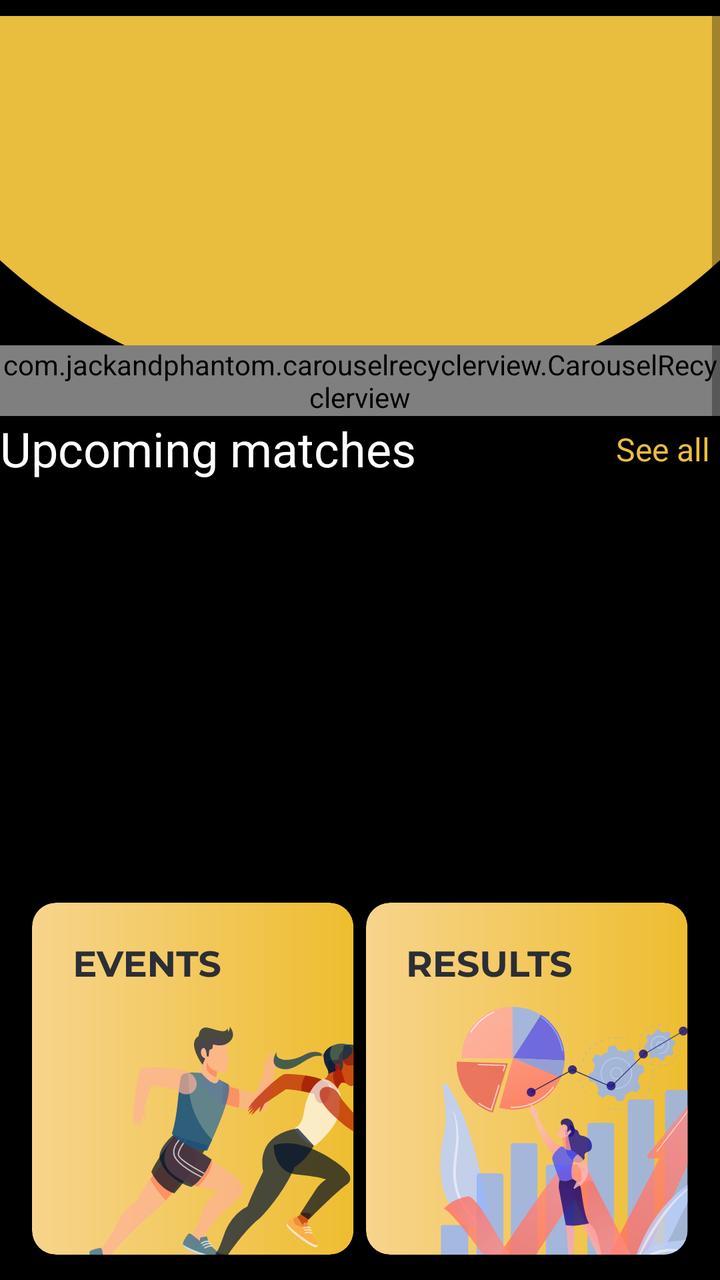
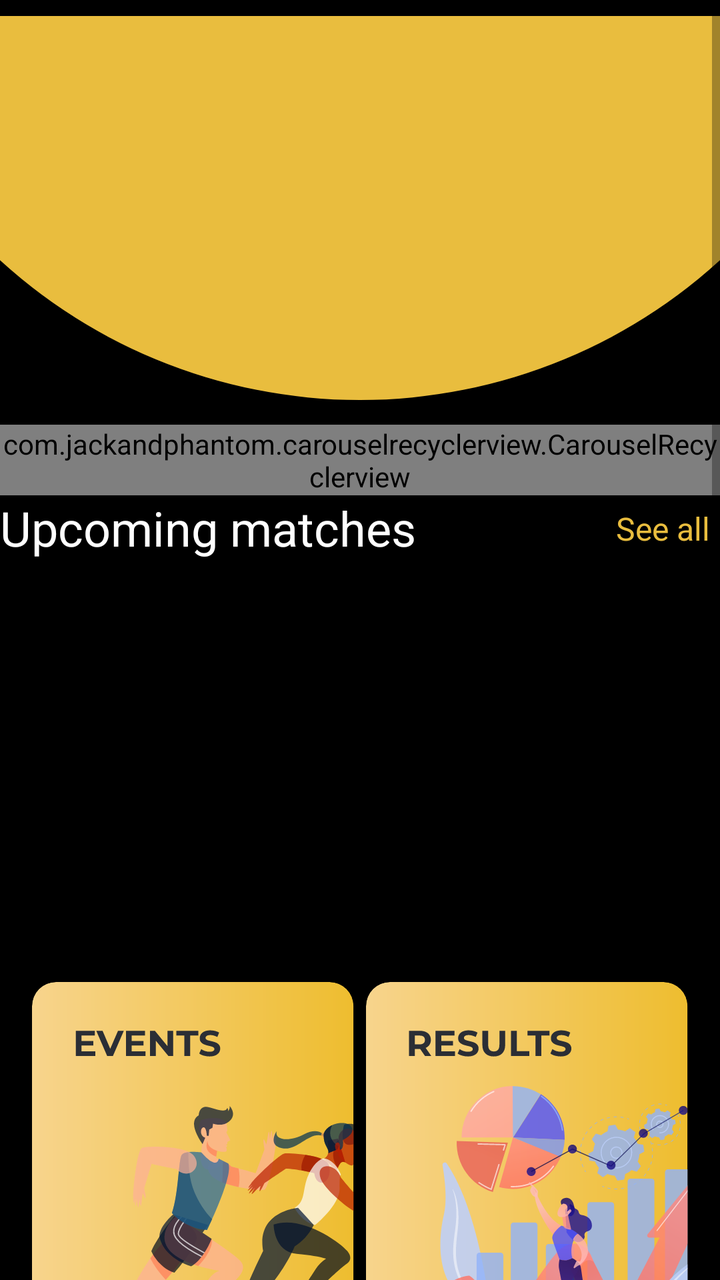

Screens rendered from an Android XML layout before and after an edit, with the pre-edit source and the edit as a unified diff.
<!-- AndroidManifest.xml: application theme Theme.NavigationDrawer -->
<!-- res/layout/fragment_home.xml -->
<?xml version="1.0" encoding="utf-8"?>
<ScrollView xmlns:android="http://schemas.android.com/apk/res/android"
    xmlns:app="http://schemas.android.com/apk/res-auto"
    xmlns:tools="http://schemas.android.com/tools"
    android:layout_width="match_parent"
    android:layout_height="wrap_content"
    android:orientation="vertical"
    android:background="@color/black"
    tools:context=".Fragment.Home">

    <LinearLayout
        android:layout_width="match_parent"
        android:layout_height="wrap_content"
        android:orientation="vertical">
        <androidx.constraintlayout.widget.ConstraintLayout
            android:layout_width="match_parent"
            android:layout_height="match_parent">

            <ImageView
                android:id="@+id/imageView11"
                android:layout_width="wrap_content"
                android:layout_height="wrap_content"
                android:src="@drawable/ellipse_172__1_"
                app:layout_constraintEnd_toEndOf="parent"
                app:layout_constraintStart_toStartOf="parent"
                app:layout_constraintTop_toTopOf="parent" />

            <com.jackandphantom.carouselrecyclerview.CarouselRecyclerview
                android:id="@+id/live_match"
                android:layout_width="wrap_content"
                android:layout_height="wrap_content"
                app:layout_constraintEnd_toEndOf="parent"
                app:layout_constraintStart_toStartOf="parent"
                android:layout_marginBottom="-40dp="
                app:layout_constraintBottom_toBottomOf="@+id/imageView11"
                tools:listitem="@layout/live_match_rv"/>
        </androidx.constraintlayout.widget.ConstraintLayout>

        <androidx.constraintlayout.widget.ConstraintLayout
            android:layout_width="match_parent"
            android:layout_height="wrap_content"
            android:orientation="horizontal">

            <TextView
                android:id="@+id/textView6"
                android:layout_width="wrap_content"
                android:layout_height="wrap_content"
                android:text="Upcoming matches"
                android:textColor="@color/white"
                android:textSize="24sp"
                app:layout_constraintStart_toStartOf="parent"
                app:layout_constraintTop_toTopOf="parent" />

            <TextView
                android:layout_width="wrap_content"
                android:layout_height="wrap_content"
                android:text="See all"
                android:textColor="#E9BD3E"
                android:layout_margin="5dp"
                android:textSize="16sp"
                app:layout_constraintBottom_toBottomOf="parent"
                app:layout_constraintEnd_toEndOf="parent" />
        </androidx.constraintlayout.widget.ConstraintLayout>

        <androidx.recyclerview.widget.RecyclerView
            android:id="@+id/upcoming_matches"
            android:layout_width="wrap_content"
            android:layout_height="200dp"
            tools:listitem="@layout/upcoming_matches_rv"
            android:layout_marginLeft="20dp"/>
        <androidx.constraintlayout.widget.ConstraintLayout
            android:layout_width="match_parent"
            android:layout_height="wrap_content">

            <ImageView
                android:id="@+id/events"
                android:layout_width="wrap_content"
                android:layout_height="wrap_content"
                android:src="@drawable/frame_289336_1"
                app:layout_constraintBottom_toBottomOf="parent"
                app:layout_constraintStart_toStartOf="parent"
                app:layout_constraintTop_toTopOf="parent"
                android:layout_marginLeft="5dp"/>

            <ImageView
                android:id="@+id/results"
                android:layout_width="wrap_content"
                android:layout_height="wrap_content"
                android:src="@drawable/frame_289337_2x"
                app:layout_constraintEnd_toEndOf="parent"
                android:layout_marginRight="5dp"/>
        </androidx.constraintlayout.widget.ConstraintLayout>
        <androidx.constraintlayout.widget.ConstraintLayout
            android:layout_width="match_parent"
            android:layout_height="wrap_content">

            <ImageView
                android:id="@+id/leaderboard"
                android:layout_width="match_parent"
                android:layout_height="wrap_content"
                android:src="@drawable/frame_289338"
                app:layout_constraintEnd_toEndOf="parent"
                app:layout_constraintStart_toStartOf="parent" />
        </androidx.constraintlayout.widget.ConstraintLayout>

    </LinearLayout>

</ScrollView>
<!-- res/layout/live_match_rv.xml (included above) -->
<?xml version="1.0" encoding="utf-8"?>
<androidx.constraintlayout.widget.ConstraintLayout xmlns:android="http://schemas.android.com/apk/res/android"
    xmlns:app="http://schemas.android.com/apk/res-auto"
    android:layout_width="wrap_content"
    android:layout_height="wrap_content"
    android:layout_marginHorizontal="10dp"
    android:layout_marginVertical="10dp">

    <androidx.cardview.widget.CardView
        android:id="@+id/card_view"
        android:layout_width="380dp"
        android:layout_height="180dp"
        app:cardBackgroundColor="#363636"
        app:cardCornerRadius="15dp"
        app:cardElevation="5dp"
        app:layout_constraintBottom_toBottomOf="parent"
        app:layout_constraintEnd_toEndOf="parent"
        app:layout_constraintStart_toStartOf="parent">



        <LinearLayout
            android:layout_width="match_parent"
            android:layout_height="45dp"
            android:orientation="horizontal"
            android:padding="10dp"
            android:weightSum="1">

            <TextView
                android:id="@+id/matchName"
                android:layout_width="0dp"
                android:layout_height="wrap_content"
                android:layout_gravity="center_vertical"
                android:layout_weight="0.7"
                android:fontFamily="@font/poppins_semibold"
                android:text="Football match-1"
                android:textAllCaps="true"
                android:textColor="@color/white"
                android:textSize="20sp" />

            <com.airbnb.lottie.LottieAnimationView
                android:id="@+id/liveLottie"
                android:layout_width="0dp"
                android:layout_height="wrap_content"
                android:layout_gravity="center_vertical|end"
                android:layout_weight="0.3"
                android:visibility="invisible"
                app:lottie_autoPlay="true"
                app:lottie_loop="true"
                app:lottie_rawRes="@raw/live" />
        </LinearLayout>

        <LinearLayout
            android:layout_width="match_parent"
            android:layout_height="wrap_content"
            android:layout_marginTop="60dp"
            android:orientation="vertical"/>

        <LinearLayout
            android:layout_width="match_parent"
            android:layout_height="wrap_content"
            android:layout_marginTop="60dp"
            android:orientation="horizontal"
            android:weightSum="1">

            <LinearLayout
                android:layout_width="0dp"
                android:layout_height="wrap_content"
                android:layout_weight="0.4"
                android:orientation="vertical">

                <ImageView
                    android:id="@+id/clgImg1"
                    android:layout_width="match_parent"
                    android:layout_height="80dp"
                    android:scaleType="fitCenter"
                    android:src="@drawable/iiita" />

                <TextView
                    android:id="@+id/clgName1"
                    android:layout_width="match_parent"
                    android:layout_height="wrap_content"
                    android:layout_marginTop="5dp"
                    android:gravity="center"
                    android:text="IIITA"
                    android:textAllCaps="true"
                    android:textColor="@color/white" />


            </LinearLayout>



            <LinearLayout
                android:layout_width="0dp"
                android:layout_height="wrap_content"
                android:layout_weight="0.2"
                android:orientation="horizontal">

                <TextView
                    android:layout_width="0dp"
                    android:layout_height="wrap_content"
                    android:layout_gravity="center_vertical"
                    android:layout_weight="0.2"
                    android:fontFamily="@font/poppins_medium"
                    android:gravity="center"
                    android:text="3 "
                    android:paddingBottom="20dp"
                    android:textColor="@color/white"
                    android:textSize="24dp" />

                <LinearLayout
                    android:layout_width="0dp"
                    android:layout_height="wrap_content"
                    android:layout_weight="0.4"
                    android:orientation="vertical">

                <TextView
                    android:layout_width="30dp"
                    android:layout_height="wrap_content"
                    android:layout_gravity="bottom"
                    android:layout_weight="0.2"
                    android:fontFamily="@font/poppins_medium"
                    android:gravity="center"
                    android:text="-"
                    android:textSize="40dp"
                    android:textColor="@color/white" />


                    <TextView
                        android:layout_width="wrap_content"
                        android:layout_height="wrap_content"
                        android:gravity="center"
                        android:text="50:00"
                        android:textSize="14dp"
                        android:textAlignment="center"
                        android:textColor="#959595"/>


                </LinearLayout>
                <TextView
                    android:layout_width="0dp"
                    android:layout_height="wrap_content"
                    android:layout_gravity="center_vertical"
                    android:layout_weight="0.2"
                    android:fontFamily="@font/poppins_medium"
                    android:gravity="center"
                    android:text=" 1"
                    android:textSize="24dp"
                    android:paddingBottom="20dp"
                    android:textColor="@color/white" />


            </LinearLayout>

            <LinearLayout
                android:layout_width="0dp"
                android:layout_height="wrap_content"
                android:layout_weight="0.4"
                android:orientation="vertical">

                <ImageView
                    android:id="@+id/clgImg2"
                    android:layout_width="match_parent"
                    android:layout_height="80dp"
                    android:scaleType="fitCenter"
                    android:src="@drawable/iiita" />

                <TextView
                    android:id="@+id/clgName2"
                    android:layout_width="match_parent"
                    android:layout_height="wrap_content"
                    android:layout_marginTop="5dp"
                    android:gravity="center"
                    android:text="IIITA"
                    android:textAllCaps="true"
                    android:textColor="@color/white" />
            </LinearLayout>


        </LinearLayout>

        <LinearLayout
            android:layout_width="match_parent"
            android:layout_height="wrap_content"
            android:orientation="vertical"
            android:layout_gravity="bottom|center_horizontal">

            <TextView
                android:id="@+id/centerBottomTextView"
                android:layout_width="wrap_content"
                android:layout_height="wrap_content"
                android:text="INTER IIIT 2024"
                android:layout_gravity="center_horizontal"
                android:background="@drawable/rounded_background"
                android:textColor="@color/black"
                android:textSize="16sp"
                android:padding="2dp"/>

        </LinearLayout>


    </androidx.cardview.widget.CardView>

</androidx.constraintlayout.widget.ConstraintLayout>
<!-- res/layout/upcoming_matches_rv.xml (included above) -->
<androidx.constraintlayout.widget.ConstraintLayout xmlns:android="http://schemas.android.com/apk/res/android"
    xmlns:app="http://schemas.android.com/apk/res-auto"
    android:layout_width="wrap_content"
    android:layout_height="wrap_content"
    android:layout_marginHorizontal="10dp"
    android:layout_marginVertical="10dp">

    <androidx.cardview.widget.CardView
        android:layout_width="350dp"
        android:layout_height="180dp"
        app:cardBackgroundColor="#363636"
        app:cardCornerRadius="15dp"
        app:cardElevation="5dp">

        <LinearLayout
            android:layout_width="match_parent"
            android:layout_height="45dp"
            android:orientation="horizontal"
            android:padding="10dp"
            android:weightSum="1">

            <TextView
                android:id="@+id/matchName"
                android:layout_width="0dp"
                android:layout_height="wrap_content"
                android:layout_gravity="center_vertical"
                android:layout_weight="0.7"
                android:fontFamily="@font/poppins_semibold"
                android:text="Football match-1"
                android:textAllCaps="true"
                android:textColor="@color/white"
                android:textSize="20sp" />

            <com.airbnb.lottie.LottieAnimationView
                android:id="@+id/liveLottie"
                android:layout_width="0dp"
                android:layout_height="wrap_content"
                android:layout_gravity="center_vertical|end"
                android:layout_weight="0.3"
                android:visibility="invisible"
                app:lottie_autoPlay="true"
                app:lottie_loop="true"
                app:lottie_rawRes="@raw/live" />
        </LinearLayout>

        <LinearLayout
            android:layout_width="match_parent"
            android:layout_height="wrap_content"
            android:layout_marginTop="60dp"
            android:orientation="vertical"/>

        <LinearLayout
            android:layout_width="match_parent"
            android:layout_height="wrap_content"
            android:layout_marginTop="60dp"
            android:orientation="horizontal"
            android:weightSum="1">

            <LinearLayout
                android:layout_width="0dp"
                android:layout_height="wrap_content"
                android:layout_weight="0.4"
                android:orientation="vertical">

                <ImageView
                    android:id="@+id/clgImg1"
                    android:layout_width="match_parent"
                    android:layout_height="80dp"
                    android:scaleType="fitCenter"
                    android:src="@drawable/iiita" />

                <TextView
                    android:id="@+id/clgName1"
                    android:layout_width="match_parent"
                    android:layout_height="wrap_content"
                    android:layout_marginTop="5dp"
                    android:gravity="center"
                    android:text="IIITA"
                    android:textAllCaps="true"
                    android:textColor="@color/white" />
            </LinearLayout>


            <TextView
                android:layout_width="0dp"
                android:layout_height="wrap_content"
                android:layout_gravity="center_vertical"
                android:layout_weight="0.2"
                android:fontFamily="@font/poppins_medium"
                android:gravity="center"
                android:text="VS"
                android:textColor="#959595"
                android:textSize="16sp" />

            <LinearLayout
                android:layout_width="0dp"
                android:layout_height="wrap_content"
                android:layout_weight="0.4"
                android:orientation="vertical">

                <ImageView
                    android:id="@+id/clgImg2"
                    android:layout_width="match_parent"
                    android:layout_height="80dp"
                    android:scaleType="fitCenter"
                    android:src="@drawable/iiita" />

                <TextView
                    android:id="@+id/clgName2"
                    android:layout_width="match_parent"
                    android:layout_height="wrap_content"
                    android:layout_marginTop="5dp"
                    android:gravity="center"
                    android:text="IIITA"
                    android:textAllCaps="true"
                    android:textColor="@color/white" />
            </LinearLayout>

        </LinearLayout>

    </androidx.cardview.widget.CardView>

</androidx.constraintlayout.widget.ConstraintLayout>
<!-- resources referenced by this layout -->
<resources>
  <color name="black">#FF000000</color>
  <color name="white">#FFFFFFFF</color>
  <!-- drawable ellipse_172__1_ (drawable) -->
  <vector xmlns:android="http://schemas.android.com/apk/res/android"
      android:width="390dp"
      android:height="208dp"
      android:viewportWidth="390"
      android:viewportHeight="208">
    <path
        android:pathData="M195,-81m-289,0a289,289 0,1 1,578 0a289,289 0,1 1,-578 0"
        android:fillColor="#E9BD3E"/>
  </vector>
  <!-- drawable frame_289336_1: vector/xml drawable (drawable, 21163 chars, omitted) -->
  <!-- drawable frame_289337_2x: vector/xml drawable (drawable, 76880 chars, omitted) -->
  <!-- drawable frame_289338: vector/xml drawable (drawable, 129997 chars, omitted) -->
  <!-- drawable iiita: png bitmap (drawable, 3166 bytes) -->
  <!-- drawable rounded_background (drawable) -->
  <?xml version="1.0" encoding="utf-8"?>
  <shape xmlns:android="http://schemas.android.com/apk/res/android">
      <solid android:color="@color/yellow" /> 
      <corners android:radius="10dp" /> 
  </shape>
  <style name="Theme.NavigationDrawer" parent="Theme.MaterialComponents.DayNight.NoActionBar">
          
          <item name="colorPrimary">#FFECA1</item>
          
      </style>
  <color name="yellow">#FFC107</color>
</resources>

<!-- the commit's change to res/layout/fragment_home.xml (unified diff, before → after) -->
@@ -31,7 +31,7 @@
                 android:layout_height="wrap_content"
                 app:layout_constraintEnd_toEndOf="parent"
                 app:layout_constraintStart_toStartOf="parent"
-                android:layout_marginBottom="-40dp="
+                android:layout_marginBottom="-40dp"
                 app:layout_constraintBottom_toBottomOf="@+id/imageView11"
                 tools:listitem="@layout/live_match_rv"/>
         </androidx.constraintlayout.widget.ConstraintLayout>
@@ -86,9 +86,11 @@
                 android:id="@+id/results"
                 android:layout_width="wrap_content"
                 android:layout_height="wrap_content"
+                android:layout_marginRight="5dp"
                 android:src="@drawable/frame_289337_2x"
+                app:layout_constraintBottom_toBottomOf="parent"
                 app:layout_constraintEnd_toEndOf="parent"
-                android:layout_marginRight="5dp"/>
+                app:layout_constraintTop_toTopOf="parent" />
         </androidx.constraintlayout.widget.ConstraintLayout>
         <androidx.constraintlayout.widget.ConstraintLayout
             android:layout_width="match_parent"
@@ -100,7 +102,8 @@
                 android:layout_height="wrap_content"
                 android:src="@drawable/frame_289338"
                 app:layout_constraintEnd_toEndOf="parent"
-                app:layout_constraintStart_toStartOf="parent" />
+                app:layout_constraintStart_toStartOf="parent"
+                app:layout_constraintTop_toTopOf="parent" />
         </androidx.constraintlayout.widget.ConstraintLayout>
 
     </LinearLayout>
